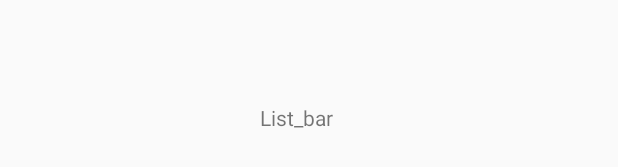
After one commit to metabit1000/PAE-FIB, an Android app: the layout fragment_list_bar.xml on its own in the app's theme, with its tools: preview values and no code run, on a phone screen of 412 x 824 dp. The commit adds this screen. Shown: the part 496-663 px from the top of the screen. Run offline under Robolectric (Android 15) with nearby library versions, the phone set to English and light mode, and no system bars.

Commit message:
ABEMUS MENÚ (per fi xD)

```diff
--- a/BarGo/app/build.gradle
+++ b/BarGo/app/build.gradle
@@ -25,7 +25,7 @@ android {
 
 dependencies {
     implementation fileTree(dir: 'libs', include: ['*.jar'])
-
+    implementation 'com.roughike:bottom-bar:2.3.1'
     implementation 'androidx.appcompat:appcompat:1.1.0'
     implementation 'androidx.constraintlayout:constraintlayout:1.1.3'
     testImplementation 'junit:junit:4.12'
--- a/BarGo/app/src/main/AndroidManifest.xml
+++ b/BarGo/app/src/main/AndroidManifest.xml
@@ -1,5 +1,6 @@
 <?xml version="1.0" encoding="utf-8"?>
 <manifest xmlns:android="http://schemas.android.com/apk/res/android"
+    xmlns:tools="http://schemas.android.com/tools"
     package="com.example.bargo">
 
     <application
--- /dev/null
+++ b/BarGo/app/src/main/res/layout/fragment_list_bar.xml
@@ -0,0 +1,19 @@
+<?xml version="1.0" encoding="utf-8"?>
+<androidx.constraintlayout.widget.ConstraintLayout
+    xmlns:android="http://schemas.android.com/apk/res/android" xmlns:app="http://schemas.android.com/apk/res-auto"
+    xmlns:tools="http://schemas.android.com/tools"
+    android:layout_width="match_parent"
+    android:layout_height="match_parent"
+    tools:context="ListBarFragment" >
+
+
+    <TextView
+        android:id="@+id/textView"
+        android:layout_width="66dp"
+        android:layout_height="26dp"
+        android:text="List_bar"
+        app:layout_constraintBottom_toBottomOf="parent"
+        app:layout_constraintEnd_toEndOf="parent"
+        app:layout_constraintStart_toStartOf="parent"
+        app:layout_constraintTop_toTopOf="parent" />
+</androidx.constraintlayout.widget.ConstraintLayout>
--- /dev/null
+++ b/BarGo/app/src/main/res/values-v21/styles.xml
@@ -0,0 +1,21 @@
+<?xml version="1.0" encoding="utf-8"?>
+<resources>
+
+    <style name="AppTheme" parent="Theme.AppCompat.Light.DarkActionBar">
+        <!-- Customize your theme here. -->
+        <item name="colorPrimary">@color/colorPrimary</item>
+        <item name="colorPrimaryDark">@color/colorPrimaryDark</item>
+        <item name="colorAccent">@color/colorAccent</item>
+    </style>
+
+    <style name="AppTheme.NoActionBar">
+        <item name="windowActionBar">false</item>
+        <item name="windowNoTitle">true</item>
+        <!--use in achievement-->
+        <item name="android:windowDrawsSystemBarBackgrounds">true</item>
+        <item name="android:statusBarColor">@color/colorPrimaryDark</item>
+        <item name="android:windowBackground">@color/colorPrimaryDark</item>
+        <item name="android:windowTranslucentStatus">false</item>
+
+    </style>
+</resources>
--- a/BarGo/app/src/main/res/values/colors.xml
+++ b/BarGo/app/src/main/res/values/colors.xml
@@ -1,7 +1,7 @@
 <?xml version="1.0" encoding="utf-8"?>
 <resources>
     <color name="colorPrimary">#6200EE</color>
-    <color name="colorPrimaryDark">#3700B3</color>
+    <color name="colorPrimaryDark">#EEEEEE</color>
     <color name="colorAccent">#03DAC5</color>
     <color name="colorBarGo">#CC383B</color>
 </resources>
```
Also changed, not shown: BarGo/app/src/main/java/com/example/bargo/CodeFragment.java (added, +16 -0 lines), BarGo/app/src/main/java/com/example/bargo/ListBarFragment.java (added, +17 -0 lines), BarGo/app/src/main/java/com/example/bargo/ListEventsFragment.java (added, +16 -0 lines), BarGo/app/src/main/java/com/example/bargo/MainActivity.java (+55 -1 lines), BarGo/app/src/main/java/com/example/bargo/profileFragment.java (added, +16 -0 lines), BarGo/app/src/main/res/layout/activity_home.xml (added, +32 -0 lines), BarGo/app/src/main/res/layout/fragment_code.xml (added, +20 -0 lines), BarGo/app/src/main/res/layout/fragment_list_events.xml (added, +19 -0 lines), BarGo/app/src/main/res/layout/fragment_profile.xml (added, +19 -0 lines), BarGo/app/src/main/res/values/styles.xml (+11 -0 lines), BarGo/app/src/main/res/xml/bottombar_tabs.xml (added, +24 -0 lines), BarGo/app/src/main/res/drawable-v24/profile_icon.png (added).
